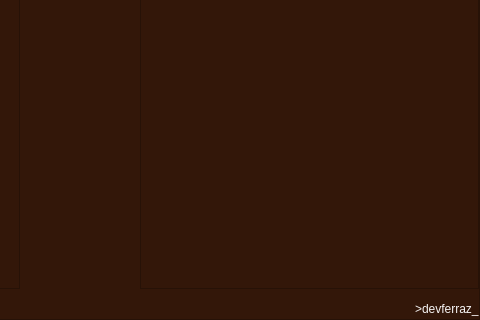
patricksferraz/classcau-desktop, file classcau/dautonomia.ui: the form before one commit; both pictures show x 320 to 800 and y 280 to 600 of the 800 by 600 pixel window.
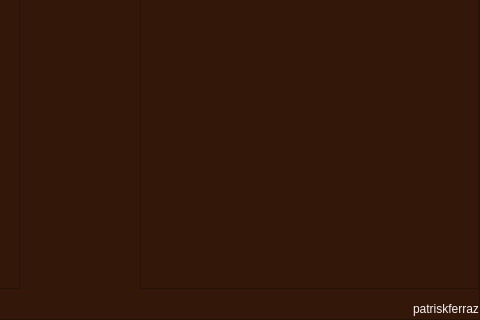
The form after the commit. Icons and pictures are not drawn.

What changed in the file:
```diff
--- a/classcau/dautonomia.ui
+++ b/classcau/dautonomia.ui
@@ -353,7 +353,7 @@
 color: rgb(246, 244, 244);</string>
             </property>
             <property name="text">
-             <string>&gt;devferraz_</string>
+             <string>patriskferraz</string>
             </property>
            </widget>
           </item>
```
